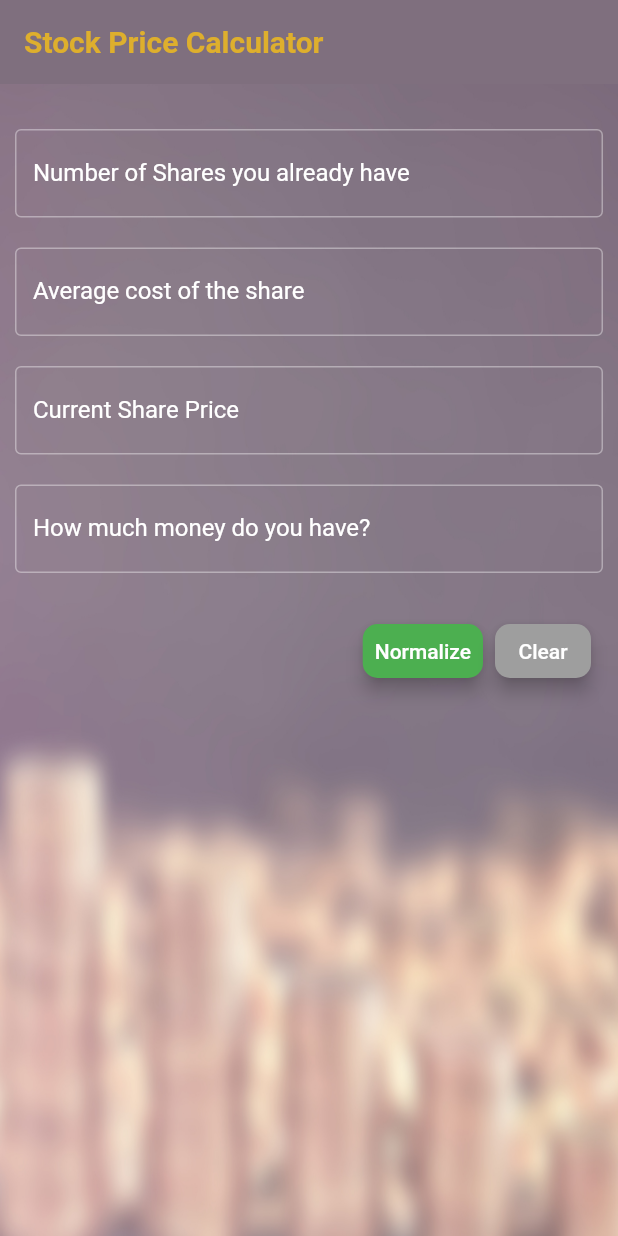
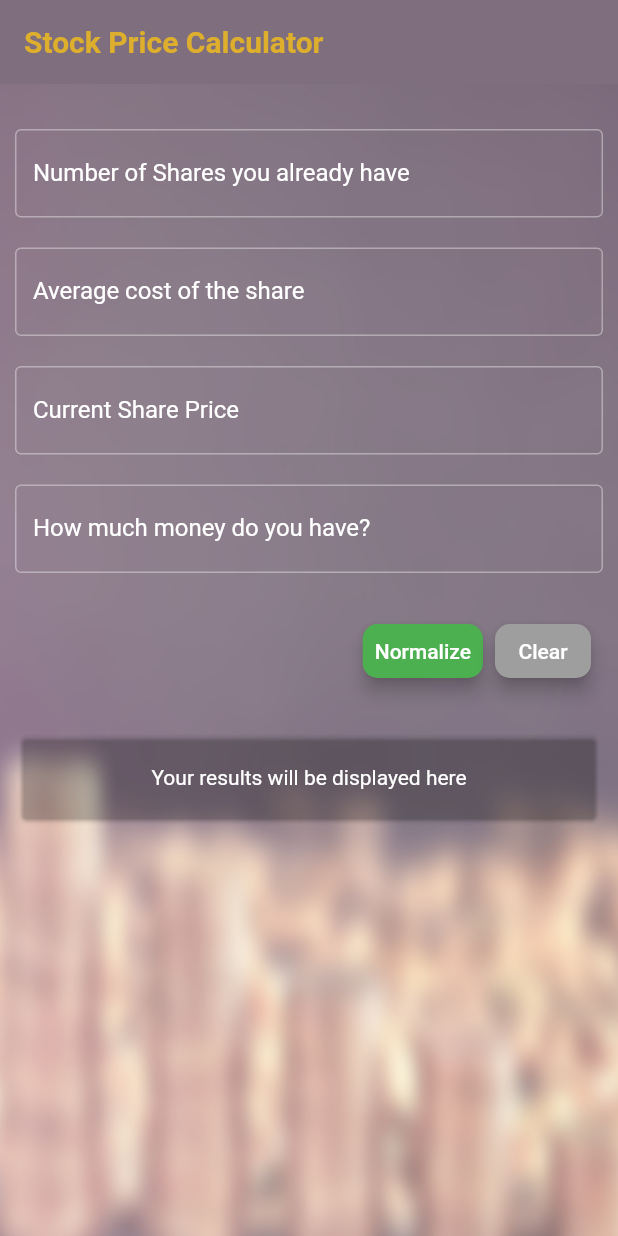
Before and after one commit to antonyr/stock-price-calc, a Flutter app: the screen it shows after launch, on a phone screen of 412 x 824 dp. Run offline on Flutter 3.47's test engine with Material 2 defaults, Android fonts, the phone set to English and light mode, and no system bars.

Commit message:
Updated the result UI

```diff
--- a/lib/main.dart
+++ b/lib/main.dart
@@ -13,7 +13,7 @@ class MyApp extends StatelessWidget {
       theme: ThemeData(
           primarySwatch: white,
           brightness: Brightness.dark,
-          cardColor: white,
+          cardColor: Colors.transparent,
           inputDecorationTheme: InputDecorationTheme(
             labelStyle: TextStyle(color: Colors.white),
             focusedBorder:
@@ -166,7 +166,7 @@ class _MyHomePageState extends State<MyHomePage> {
                     )
                   ],
                 )),
-                SizedBox(height: 30.0),
+                SizedBox(height: 20.0),
                 buildResult(),
               ],
             ),
@@ -185,16 +185,25 @@ class _MyHomePageState extends State<MyHomePage> {
             children: <Widget>[
               Text(
                   "You can purchase a maximum of ${this.purchasableQuantity.toString()} shares",
-                  style: TextStyle(fontSize: 16.0, color: Color(0xFF7F6F7E))),
+                  style: TextStyle(fontSize: 16.0)),
               Text(
                   "You will have a normalized price of ${this.normalizedPrice}",
-                  style: TextStyle(fontSize: 16.0, color: Color(0xFF7F6F7E)))
+                  style: TextStyle(fontSize: 16.0))
             ],
           ),
         ),
       );
     } else {
-      return Card();
+      return Card(
+        child: Padding(
+          padding: const EdgeInsets.all(20.0),
+          child: Column(
+            children: <Widget>[
+              Text("Your results will be displayed here"),
+            ],
+          ),
+        ),
+      );
     }
   }
 }
```
